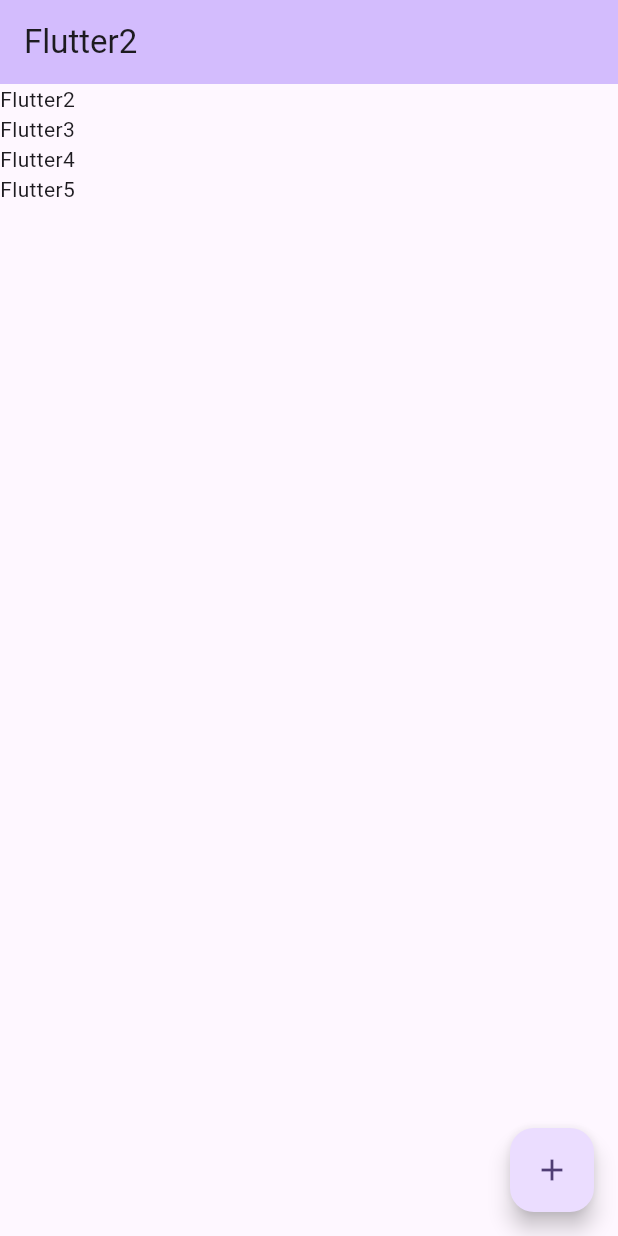
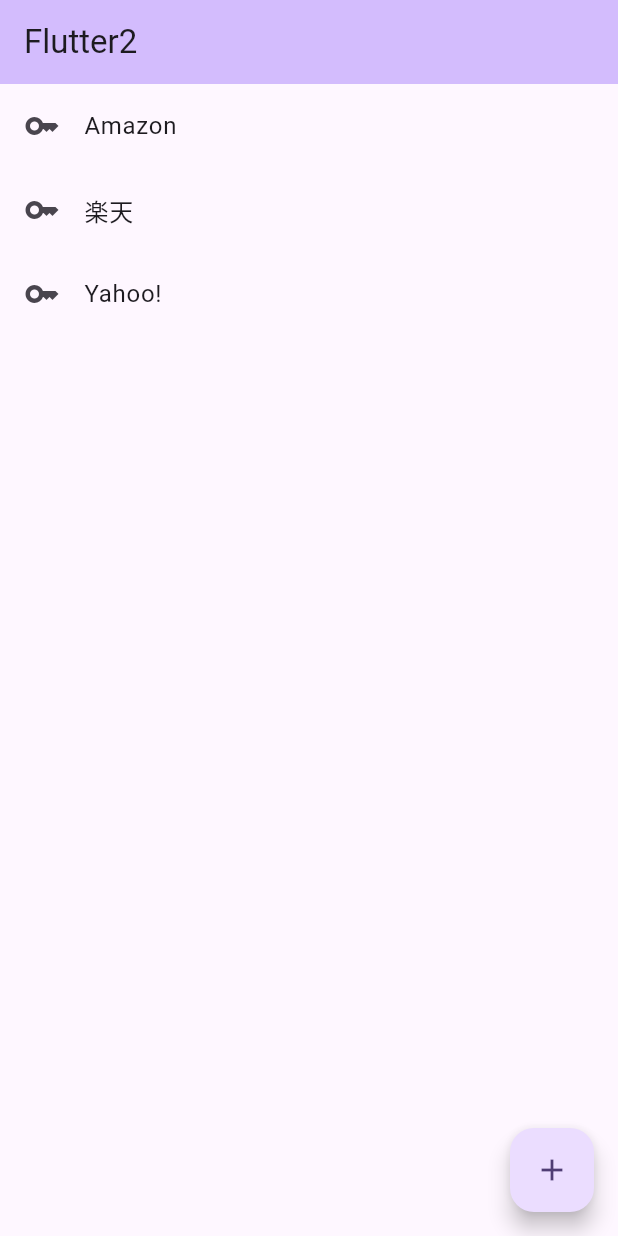
Before and after one commit to hibriiiiidge/practice__flutter-app, a Flutter app: the screen it shows after launch, on a phone screen of 412 x 824 dp. Run offline on Flutter 3.47's test engine with Material 2 defaults, Android fonts, the phone set to English and light mode, and no system bars.

Commit message:
Add List Tile

```diff
--- a/lib/main.dart
+++ b/lib/main.dart
@@ -44,14 +44,20 @@ class _MyHomePageState extends State<MyHomePage> {
         backgroundColor: Theme.of(context).colorScheme.inversePrimary,
         title: const Text('Flutter2'),
       ),
-      body: ListView(
-        children: const [
-          Text('Flutter2'),
-          Text('Flutter3'),
-          Text('Flutter4'),
-          Text('Flutter5'),
-        ]
-      ),
+      body: ListView(children: const [
+        ListTile(
+          leading: Icon(Icons.key),
+          title: Text('Amazon'),
+        ),
+        ListTile(
+          leading: Icon(Icons.key),
+          title: Text('楽天'),
+        ),
+        ListTile(
+          leading: Icon(Icons.key),
+          title: Text('Yahoo!'),
+        ),
+      ]),
       floatingActionButton: FloatingActionButton(
         onPressed: _incrementCounter,
         tooltip: 'Increment',
```
